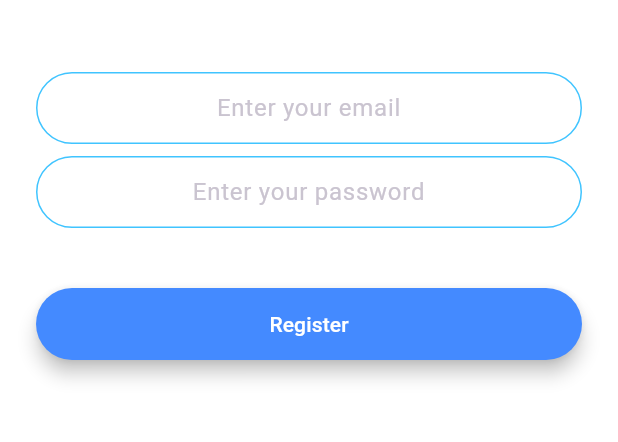
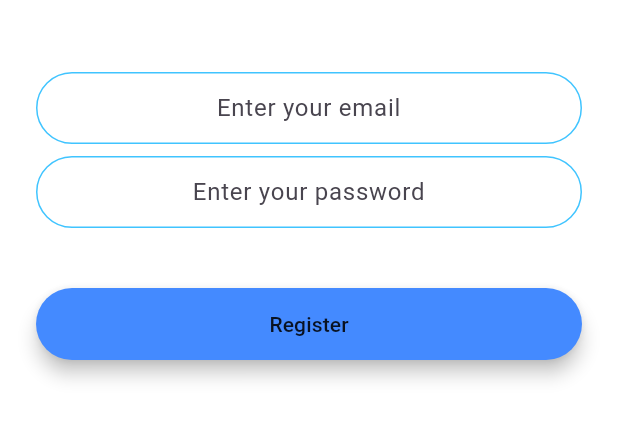
Before and after one commit to Yutarop/flash_chat_app, a Flutter app: the screen it shows after launch, after a tap on "Register", on a phone screen of 412 x 824 dp, the part 588-1030 px from its top. Run offline on Flutter 3.47's test engine with Material 3 defaults, Android fonts, the phone set to English and light mode, and no system bars; drawn by our look-alikes of modal_progress_hud_nsn; our stand-ins replace animated_text_kit, cloud_firestore, firebase_auth, firebase_core; accounts and stored records are empty.

Commit message:
delete app theme color

```diff
--- a/lib/main.dart
+++ b/lib/main.dart
@@ -15,11 +15,6 @@ class FlashChat extends StatelessWidget {
   @override
   Widget build(BuildContext context) {
     return MaterialApp(
-      theme: ThemeData.dark().copyWith(
-        textTheme: TextTheme(
-          bodyLarge: TextStyle(color: Colors.black54),
-        ),
-      ),
       initialRoute: WelcomeScreen.id,
       routes: {
         ChatScreen.id: (context) => ChatScreen(),
```
